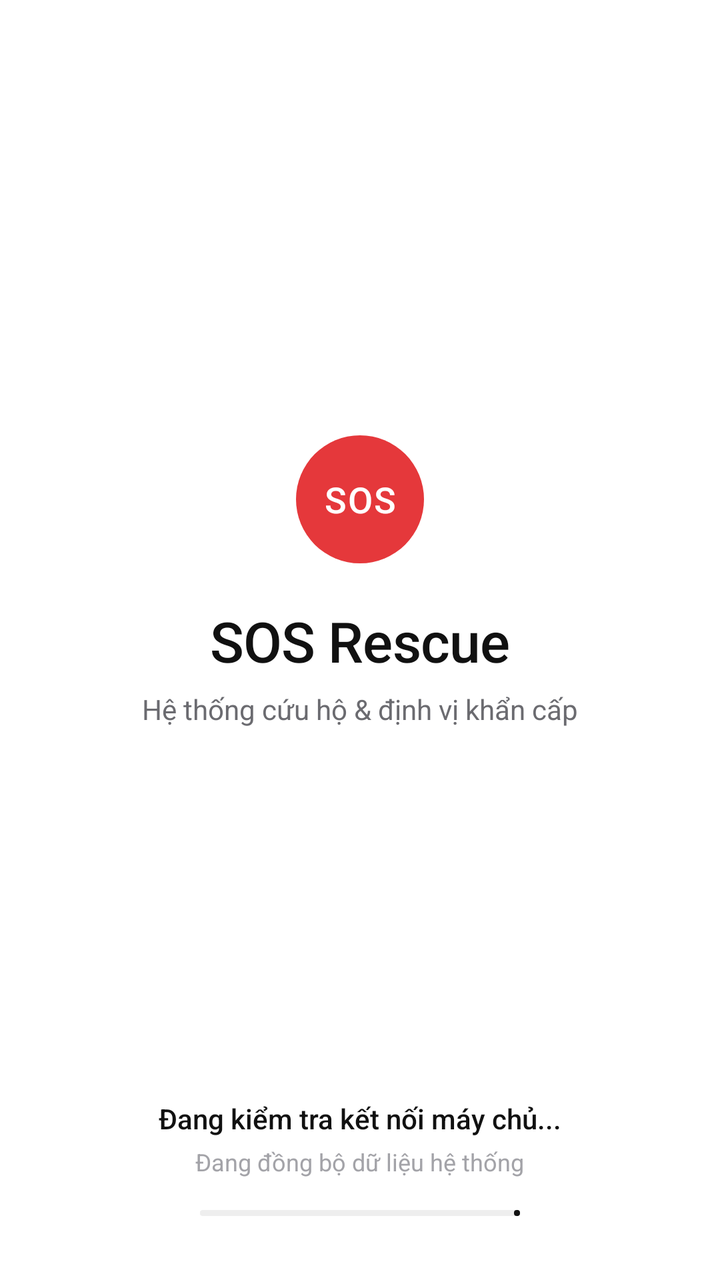
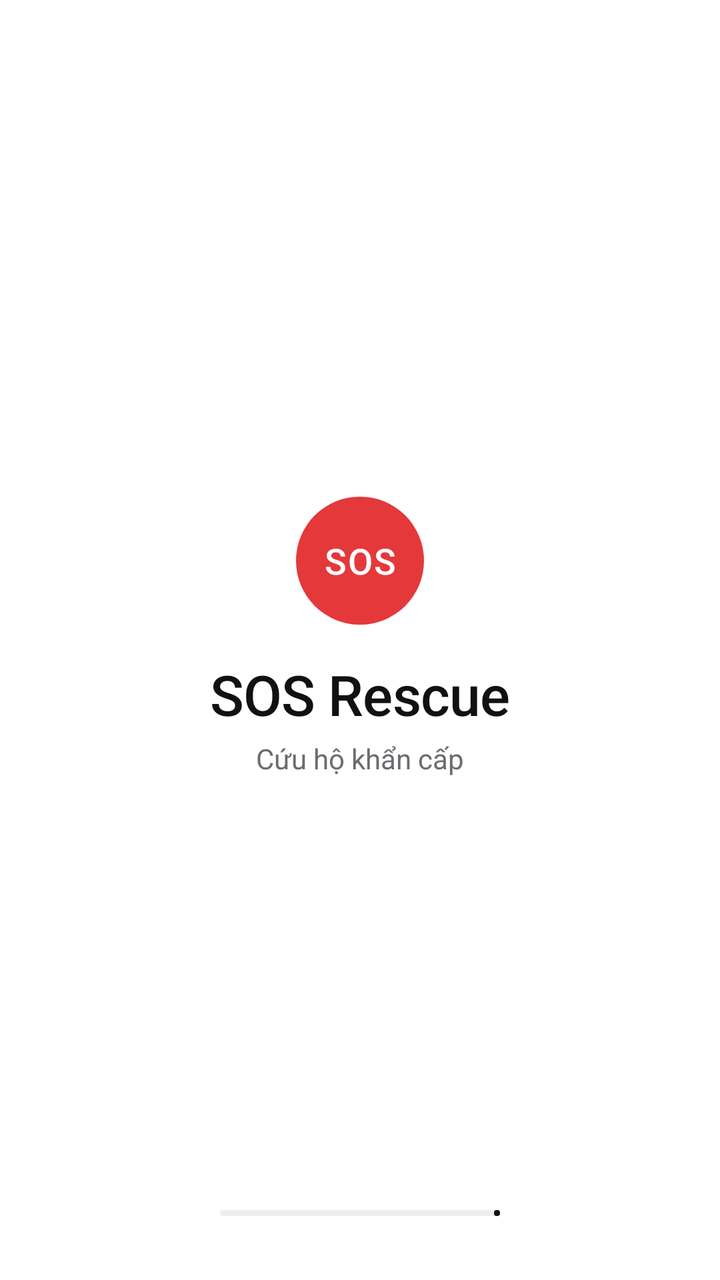

An Android layout rendered at two revisions. The XML below is the earlier revision; the diff shows what the commit changed to produce the second picture.
<!-- AndroidManifest.xml: activity theme Theme.JavaFinal.Splash -->
<!-- res/layout/activity_splash.xml -->
<?xml version="1.0" encoding="utf-8"?>
<LinearLayout xmlns:android="http://schemas.android.com/apk/res/android"
    xmlns:app="http://schemas.android.com/apk/res-auto"
    android:id="@+id/main"
    android:layout_width="match_parent"
    android:layout_height="match_parent"
    android:background="@color/white"
    android:orientation="vertical">

    <LinearLayout
        android:layout_width="match_parent"
        android:layout_height="match_parent"
        android:gravity="center_horizontal"
        android:orientation="vertical"
        android:padding="32dp">

        
        <LinearLayout
            android:layout_width="match_parent"
            android:layout_height="0dp"
            android:layout_weight="1"
            android:gravity="center"
            android:orientation="vertical">

            <TextView
                android:layout_width="64dp"
                android:layout_height="64dp"
                android:background="@drawable/bg_circle"
                android:backgroundTint="@color/red"
                android:fontFamily="sans-serif-medium"
                android:gravity="center"
                android:letterSpacing="0.04"
                android:text="SOS"
                android:textColor="@color/white"
                android:textSize="18sp" />

            <TextView
                android:id="@+id/tvAppName"
                style="@style/Text.Display"
                android:layout_width="wrap_content"
                android:layout_height="wrap_content"
                android:layout_marginTop="20dp"
                android:text="SOS Rescue" />

            <TextView
                style="@style/Text.Secondary"
                android:layout_width="wrap_content"
                android:layout_height="wrap_content"
                android:layout_marginTop="6dp"
                android:text="Hệ thống cứu hộ &amp; định vị khẩn cấp" />
        </LinearLayout>

        
        <LinearLayout
            android:layout_width="match_parent"
            android:layout_height="wrap_content"
            android:gravity="center_horizontal"
            android:orientation="vertical">

            <TextView
                android:id="@+id/tvSplashStatus"
                style="@style/Text.Title"
                android:layout_width="wrap_content"
                android:layout_height="wrap_content"
                android:text="Đang kiểm tra kết nối máy chủ..."
                android:textSize="14sp" />

            <TextView
                android:id="@+id/tvSplashSubStatus"
                style="@style/Text.Caption"
                android:layout_width="wrap_content"
                android:layout_height="wrap_content"
                android:layout_marginTop="4dp"
                android:text="Đang đồng bộ dữ liệu hệ thống" />

            <com.google.android.material.progressindicator.LinearProgressIndicator
                android:id="@+id/progressLinear"
                android:layout_width="160dp"
                android:layout_height="wrap_content"
                android:layout_marginTop="16dp"
                android:progress="35"
                app:indicatorColor="@color/ink"
                app:trackColor="@color/line"
                app:trackCornerRadius="2dp"
                app:trackThickness="3dp" />
        </LinearLayout>
    </LinearLayout>
</LinearLayout>
<!-- resources referenced by this layout -->
<resources>
  <color name="ink">#111111</color>
  <color name="line">#EEEEEE</color>
  <color name="red">#E5383B</color>
  <color name="white">#FFFFFFFF</color>
  <!-- drawable bg_circle (drawable) -->
  <?xml version="1.0" encoding="utf-8"?>
  <shape xmlns:android="http://schemas.android.com/apk/res/android"
      android:shape="oval">
      <solid android:color="@color/white" />
  </shape>
  <style name="Text.Caption">
          <item name="android:textSize">12sp</item>
          <item name="android:textColor">@color/ink_tertiary</item>
      </style>
  <style name="Text.Display">
          <item name="android:textSize">28sp</item>
          <item name="android:fontFamily">sans-serif-medium</item>
          <item name="android:letterSpacing">-0.01</item>
      </style>
  <style name="Text.Secondary">
          <item name="android:textSize">14sp</item>
          <item name="android:textColor">@color/ink_secondary</item>
          <item name="android:lineSpacingExtra">2dp</item>
      </style>
  <style name="Text.Title">
          <item name="android:textSize">16sp</item>
          <item name="android:fontFamily">sans-serif-medium</item>
      </style>
  <style name="Theme.JavaFinal.Splash" parent="Base.Theme.JavaFinal">
          <item name="android:windowBackground">@color/white</item>
      </style>
  <color name="ink_tertiary">#A3A3A8</color>
  <color name="ink_secondary">#6B6B70</color>
  <color name="fill">#F6F6F7</color>
  <color name="line_strong">#DCDCDF</color>
  <style name="Card" parent="Widget.Material3.CardView.Outlined">
          <item name="cardBackgroundColor">@color/white</item>
          <item name="cardCornerRadius">16dp</item>
          <item name="cardElevation">0dp</item>
          <item name="strokeColor">@color/line</item>
          <item name="strokeWidth">1dp</item>
      </style>
  <style name="Widget.App.Snackbar" parent="Widget.Material3.Snackbar">
          <item name="backgroundTint">@color/ink</item>
          <item name="shapeAppearance">@style/ShapeAppearance.App.Rounded12</item>
          <item name="android:layout_margin">16dp</item>
      </style>
  <style name="Widget.App.Snackbar.Text" parent="Widget.Material3.Snackbar.TextView">
          <item name="android:textColor">@color/white</item>
          <item name="android:textSize">14sp</item>
      </style>
  <style name="Widget.App.Snackbar.Button" parent="Widget.Material3.Button.TextButton.Snackbar">
          <item name="android:textColor">@color/white</item>
          <item name="android:textAllCaps">false</item>
      </style>
  <style name="TextAppearance.App.ToolbarTitle" parent="TextAppearance.Material3.TitleMedium">
          <item name="android:textSize">17sp</item>
          <item name="android:fontFamily">sans-serif-medium</item>
          <item name="android:textColor">@color/ink</item>
      </style>
  <style name="TextAppearance.App.ToolbarSubtitle" parent="TextAppearance.Material3.BodySmall">
          <item name="android:textColor">@color/ink_tertiary</item>
      </style>
  <style name="Widget.App.BottomSheet" parent="Widget.Material3.BottomSheet">
          <item name="backgroundTint">@color/white</item>
          <item name="shapeAppearance">@style/ShapeAppearance.App.Sheet</item>
      </style>
  <style name="ShapeAppearance.App.Rounded12" parent="">
          <item name="cornerFamily">rounded</item>
          <item name="cornerSize">12dp</item>
      </style>
  <style name="ShapeAppearance.App.Sheet" parent="">
          <item name="cornerFamily">rounded</item>
          <item name="cornerSizeTopLeft">24dp</item>
          <item name="cornerSizeTopRight">24dp</item>
          <item name="cornerSizeBottomLeft">0dp</item>
          <item name="cornerSizeBottomRight">0dp</item>
      </style>
  <!-- unchanged entries left out for length: 5 -->
</resources>

<!-- the commit's change to res/layout/activity_splash.xml (unified diff, before → after) -->
@@ -5,84 +5,58 @@
     android:layout_width="match_parent"
     android:layout_height="match_parent"
     android:background="@color/white"
-    android:orientation="vertical">
+    android:orientation="vertical"
+    android:padding="32dp">
 
     <LinearLayout
         android:layout_width="match_parent"
-        android:layout_height="match_parent"
+        android:layout_height="0dp"
+        android:layout_weight="1"
+        android:gravity="center"
+        android:orientation="vertical">
+
+        <TextView
+            android:layout_width="64dp"
+            android:layout_height="64dp"
+            android:background="@drawable/bg_circle"
+            android:backgroundTint="@color/red"
+            android:fontFamily="sans-serif-medium"
+            android:gravity="center"
+            android:letterSpacing="0.04"
+            android:text="SOS"
+            android:textColor="@color/white"
+            android:textSize="18sp" />
+
+        <TextView
+            android:id="@+id/tvAppName"
+            style="@style/Text.Display"
+            android:layout_width="wrap_content"
+            android:layout_height="wrap_content"
+            android:layout_marginTop="16dp"
+            android:text="SOS Rescue" />
+
+        <TextView
+            style="@style/Text.Secondary"
+            android:layout_width="wrap_content"
+            android:layout_height="wrap_content"
+            android:layout_marginTop="4dp"
+            android:text="Cứu hộ khẩn cấp" />
+    </LinearLayout>
+
+    <LinearLayout
+        android:layout_width="match_parent"
+        android:layout_height="wrap_content"
         android:gravity="center_horizontal"
-        android:orientation="vertical"
-        android:padding="32dp">
+        android:orientation="vertical">
 
-        
-        <LinearLayout
-            android:layout_width="match_parent"
-            android:layout_height="0dp"
-            android:layout_weight="1"
-            android:gravity="center"
-            android:orientation="vertical">
-
-            <TextView
-                android:layout_width="64dp"
-                android:layout_height="64dp"
-                android:background="@drawable/bg_circle"
-                android:backgroundTint="@color/red"
-                android:fontFamily="sans-serif-medium"
-                android:gravity="center"
-                android:letterSpacing="0.04"
-                android:text="SOS"
-                android:textColor="@color/white"
-                android:textSize="18sp" />
-
-            <TextView
-                android:id="@+id/tvAppName"
-                style="@style/Text.Display"
-                android:layout_width="wrap_content"
-                android:layout_height="wrap_content"
-                android:layout_marginTop="20dp"
-                android:text="SOS Rescue" />
-
-            <TextView
-                style="@style/Text.Secondary"
-                android:layout_width="wrap_content"
-                android:layout_height="wrap_content"
-                android:layout_marginTop="6dp"
-                android:text="Hệ thống cứu hộ &amp; định vị khẩn cấp" />
-        </LinearLayout>
-
-        
-        <LinearLayout
-            android:layout_width="match_parent"
+        <com.google.android.material.progressindicator.LinearProgressIndicator
+            android:id="@+id/progressLinear"
+            android:layout_width="140dp"
             android:layout_height="wrap_content"
-            android:gravity="center_horizontal"
-            android:orientation="vertical">
-
-            <TextView
-                android:id="@+id/tvSplashStatus"
-                style="@style/Text.Title"
-                android:layout_width="wrap_content"
-                android:layout_height="wrap_content"
-                android:text="Đang kiểm tra kết nối máy chủ..."
-                android:textSize="14sp" />
-
-            <TextView
-                android:id="@+id/tvSplashSubStatus"
-                style="@style/Text.Caption"
-                android:layout_width="wrap_content"
-                android:layout_height="wrap_content"
-                android:layout_marginTop="4dp"
-                android:text="Đang đồng bộ dữ liệu hệ thống" />
-
-            <com.google.android.material.progressindicator.LinearProgressIndicator
-                android:id="@+id/progressLinear"
-                android:layout_width="160dp"
-                android:layout_height="wrap_content"
-                android:layout_marginTop="16dp"
-                android:progress="35"
-                app:indicatorColor="@color/ink"
-                app:trackColor="@color/line"
-                app:trackCornerRadius="2dp"
-                app:trackThickness="3dp" />
-        </LinearLayout>
+            android:progress="40"
+            app:indicatorColor="@color/ink"
+            app:trackColor="@color/line"
+            app:trackCornerRadius="2dp"
+            app:trackThickness="3dp" />
     </LinearLayout>
 </LinearLayout>
<!-- resource entries referenced after the edit -->
@@ -10,10 +10,6 @@
       android:shape="oval">
       <solid android:color="@color/white" />
   </shape>
-  <style name="Text.Caption">
-          <item name="android:textSize">12sp</item>
-          <item name="android:textColor">@color/ink_tertiary</item>
-      </style>
   <style name="Text.Display">
           <item name="android:textSize">28sp</item>
           <item name="android:fontFamily">sans-serif-medium</item>
@@ -23,10 +19,6 @@
           <item name="android:textSize">14sp</item>
           <item name="android:textColor">@color/ink_secondary</item>
           <item name="android:lineSpacingExtra">2dp</item>
-      </style>
-  <style name="Text.Title">
-          <item name="android:textSize">16sp</item>
-          <item name="android:fontFamily">sans-serif-medium</item>
       </style>
   <style name="Theme.JavaFinal.Splash" parent="Base.Theme.JavaFinal">
           <item name="android:windowBackground">@color/white</item>
